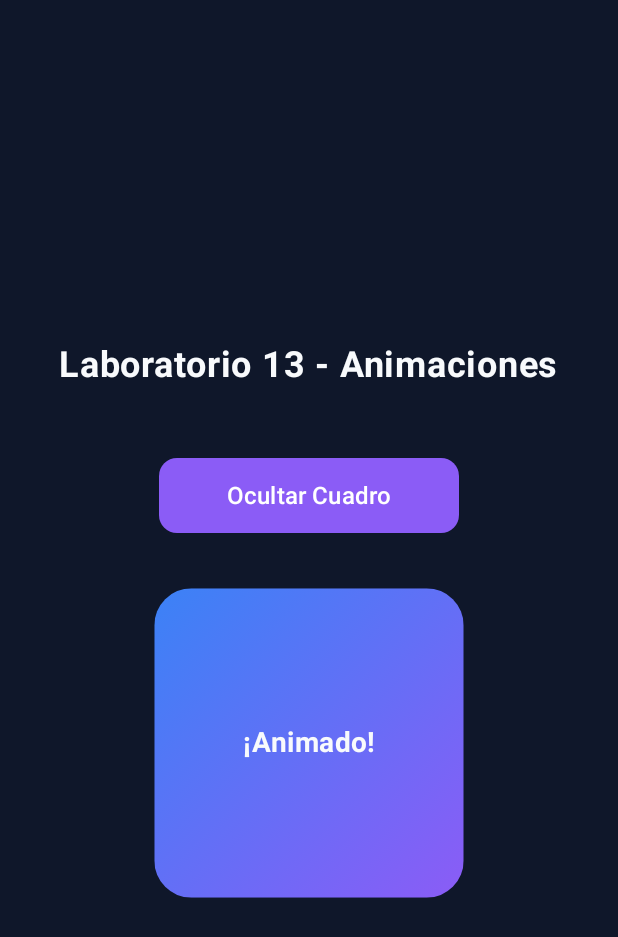
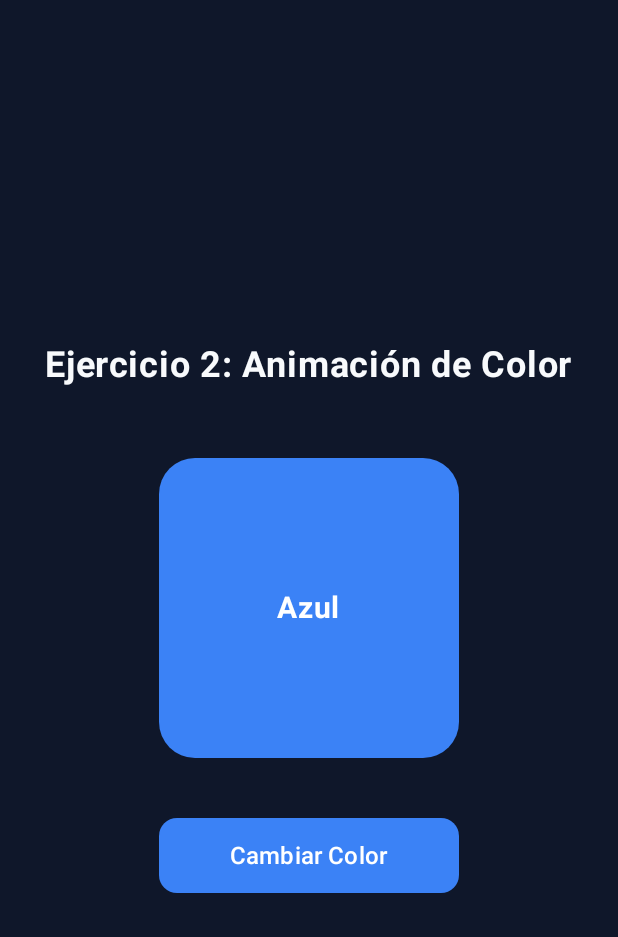
Before and after one commit to Juan-Manuel-coder/Lab13-Moviles, an Android app built with Jetpack Compose: the screen it shows after launch (MainActivity), on a phone screen of 412 x 824 dp. Shown: the top 937 px of the screen. Run offline under Robolectric (Android 15) with nearby library versions, the phone set to English and light mode, and no system bars.

Commit message:
Implementación de animateColorAsState en el Ejercicio 2

```diff
--- /dev/null
+++ b/app/src/main/java/com/example/lab13_animaciones/Ejercicio2.kt
@@ -0,0 +1,80 @@
+package com.example.lab13_animaciones
+
+import androidx.compose.animation.animateColorAsState
+import androidx.compose.animation.core.Spring
+import androidx.compose.animation.core.spring
+import androidx.compose.foundation.background
+import androidx.compose.foundation.layout.*
+import androidx.compose.foundation.shape.RoundedCornerShape
+import androidx.compose.material3.Button
+import androidx.compose.material3.ButtonDefaults
+import androidx.compose.material3.Text
+import androidx.compose.runtime.*
+import androidx.compose.ui.Alignment
+import androidx.compose.ui.Modifier
+import androidx.compose.ui.graphics.Color
+import androidx.compose.ui.text.font.FontWeight
+import androidx.compose.ui.unit.dp
+import androidx.compose.ui.unit.sp
+
+@Composable
+fun Ejercicio2(modifier: Modifier = Modifier) {
+    var cambiarColor by remember { mutableStateOf(false) }
+
+    val colorFondo by animateColorAsState(
+        targetValue = if (cambiarColor) Color(0xFF10B981) else Color(0xFF3B82F6),
+        animationSpec = spring(
+            dampingRatio = Spring.DampingRatioMediumBouncy,
+            stiffness = Spring.StiffnessLow
+        ),
+        label = "colorAnimado"
+    )
+
+    Column(
+        modifier = modifier.fillMaxSize(),
+        horizontalAlignment = Alignment.CenterHorizontally,
+        verticalArrangement = Arrangement.Center
+    ) {
+        Text(
+            text = "Ejercicio 2: Animación de Color",
+            color = TextoBlanco,
+            fontSize = 24.sp,
+            fontWeight = FontWeight.Bold,
+            modifier = Modifier.padding(bottom = 48.dp)
+        )
+
+        Box(
+            modifier = Modifier
+                .size(200.dp)
+                .background(colorFondo, RoundedCornerShape(24.dp))
+        ) {
+            Text(
+                text = if (cambiarColor) "Verde" else "Azul",
+                color = Color.White,
+                fontSize = 20.sp,
+                fontWeight = FontWeight.Bold,
+                modifier = Modifier.align(Alignment.Center)
+            )
+        }
+
+        Spacer(modifier = Modifier.height(40.dp))
+
+        Button(
+            onClick = { cambiarColor = !cambiarColor },
+            colors = ButtonDefaults.buttonColors(
+                containerColor = AzulBrillante,
+                contentColor = Color.White
+            ),
+            shape = RoundedCornerShape(12.dp),
+            modifier = Modifier
+                .height(50.dp)
+                .width(200.dp)
+        ) {
+            Text(
+                text = "Cambiar Color",
+                fontSize = 16.sp,
+                fontWeight = FontWeight.SemiBold
+            )
+        }
+    }
+}
--- a/app/src/main/java/com/example/lab13_animaciones/MainActivity.kt
+++ b/app/src/main/java/com/example/lab13_animaciones/MainActivity.kt
@@ -37,9 +37,9 @@ class MainActivity : ComponentActivity() {
             Lab13_animacionesTheme {
                 Scaffold(
                     modifier = Modifier.fillMaxSize(),
-                    containerColor = FondoOscuro // Aplicamos el fondo oscuro general
+                    containerColor = FondoOscuro
                 ) { innerPadding ->
-                    Ejercicio1(modifier = Modifier.padding(innerPadding))
+                    Ejercicio2(modifier = Modifier.padding(innerPadding))
                 }
             }
         }
```
